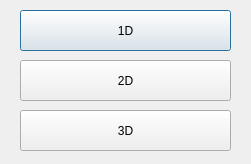
Above: simModels.ui from sythenA/hydroModelsBank before the change. Below: the same form after it.
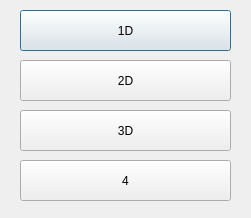
That is the form after the change.

The edit to the form file:
```diff
--- a/simModels.ui
+++ b/simModels.ui
@@ -7,9 +7,21 @@
     <x>0</x>
     <y>0</y>
     <width>251</width>
-    <height>164</height>
+    <height>218</height>
    </rect>
   </property>
+  <property name="minimumSize">
+   <size>
+    <width>251</width>
+    <height>218</height>
+   </size>
+  </property>
+  <property name="maximumSize">
+   <size>
+    <width>251</width>
+    <height>218</height>
+   </size>
+  </property>
   <property name="windowTitle">
    <string>Dialog</string>
   </property>
@@ -52,6 +64,19 @@
     <string>3D</string>
    </property>
   </widget>
+  <widget class="QPushButton" name="init4">
+   <property name="geometry">
+    <rect>
+     <x>20</x>
+     <y>160</y>
+     <width>211</width>
+     <height>41</height>
+    </rect>
+   </property>
+   <property name="text">
+    <string>4</string>
+   </property>
+  </widget>
  </widget>
  <resources/>
  <connections/>
```
